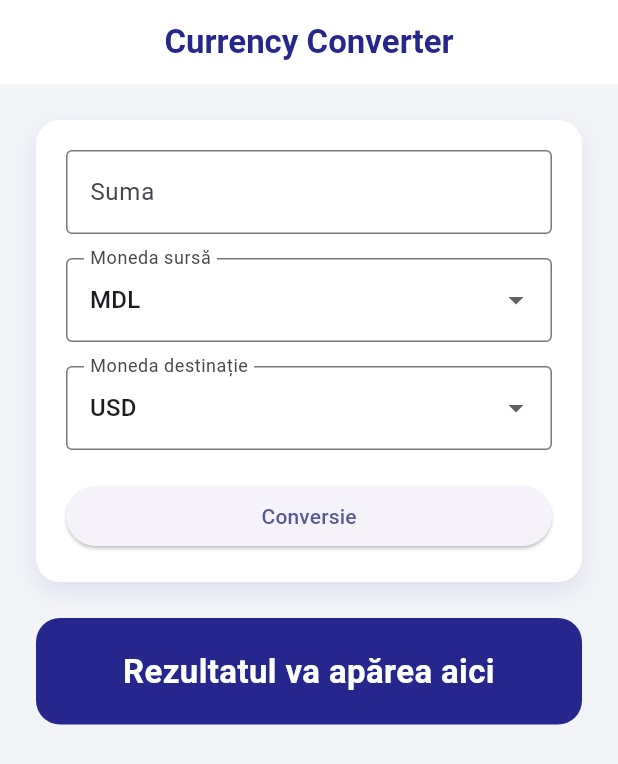
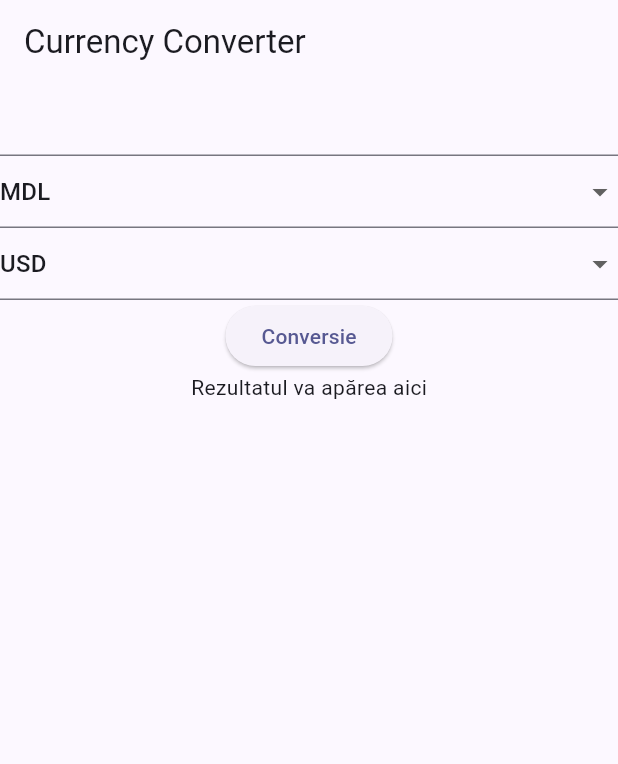
Before and after one commit to pete2k4/pam, a Flutter app: the screen it shows after launch, on a phone screen of 412 x 824 dp. Shown: the top 764 px of the screen. Run offline on Flutter 3.47's test engine with Material 3 defaults, Android fonts, the phone set to English and light mode, and no system bars; project files that could hold a hidden picture were left out.

Commit message:
Simpler UI

```diff
--- a/lab1/lib/home_screen.dart
+++ b/lab1/lib/home_screen.dart
@@ -53,58 +53,20 @@ class _HomeScreenState extends State<HomeScreen> {
     final currencies = _ratesToMdl.keys.toList();
 
     return Scaffold(
-      backgroundColor: const Color(0xFFF3F4F8),
       appBar: AppBar(
-        backgroundColor: Colors.white,
-        title: const Text(
-          'Currency Converter',
-          style: TextStyle(
-            color: Color(0xFF26278D),
-            fontWeight: FontWeight.w700,
+        title: const Text('Currency Converter'),
       ),
-        ),
-        centerTitle: true,
-      ),
-      body: SafeArea(
-        child: Padding(
-          padding: const EdgeInsets.all(24),
-          child: Column(
-            crossAxisAlignment: CrossAxisAlignment.stretch,
-            children: [
-              Container(
-                padding: const EdgeInsets.all(20),
-                decoration: BoxDecoration(
-                  color: Colors.white,
-                  borderRadius: BorderRadius.circular(16),
-                  boxShadow: const [
-                    BoxShadow(
-                      color: Color(0x1A26278D),
-                      blurRadius: 12,
-                      offset: Offset(0, 6),
-                    ),
-                  ],
-                ),
-                child: Column(
-                  crossAxisAlignment: CrossAxisAlignment.stretch,
+      body: Column(
         children: [
           TextField(
             controller: _amountController,
             keyboardType: const TextInputType.numberWithOptions(
               decimal: true,
             ),
-                      decoration: const InputDecoration(
-                        labelText: 'Suma',
-                        hintText: 'Ex: 100',
-                        border: OutlineInputBorder(),
           ),
-                    ),
-                    const SizedBox(height: 16),
+
           DropdownButtonFormField<String>(
             initialValue: _sourceCurrency,
-                      decoration: const InputDecoration(
-                        labelText: 'Moneda sursă',
-                        border: OutlineInputBorder(),
-                      ),
             items: currencies
                 .map(
                   (currency) => DropdownMenuItem(
@@ -115,18 +77,15 @@ class _HomeScreenState extends State<HomeScreen> {
                 .toList(),
             onChanged: (value) {
               if (value == null) return;
+
               setState(() {
                 _sourceCurrency = value;
               });
             },
           ),
-                    const SizedBox(height: 16),
+
           DropdownButtonFormField<String>(
             initialValue: _targetCurrency,
-                      decoration: const InputDecoration(
-                        labelText: 'Moneda destinație',
-                        border: OutlineInputBorder(),
-                      ),
             items: currencies
                 .map(
                   (currency) => DropdownMenuItem(
@@ -137,40 +96,20 @@ class _HomeScreenState extends State<HomeScreen> {
                 .toList(),
             onChanged: (value) {
               if (value == null) return;
+
               setState(() {
                 _targetCurrency = value;
               });
             },
           ),
-                    const SizedBox(height: 20),
+
           ElevatedButton(
             onPressed: _convertCurrency,
             child: const Text('Conversie'),
           ),
+
+          Text(_result),
         ],
       ),
-              ),
-              const SizedBox(height: 24),
-              Container(
-                padding: const EdgeInsets.all(20),
-                decoration: BoxDecoration(
-                  color: const Color(0xFF26278D),
-                  borderRadius: BorderRadius.circular(16),
-                ),
-                child: Text(
-                  _result,
-                  textAlign: TextAlign.center,
-                  style: const TextStyle(
-                    color: Colors.white,
-                    fontSize: 22,
-                    fontWeight: FontWeight.w700,
-                  ),
-                ),
-              ),
-            ],
-          ),
-        ),
-      ),
-    );
+    );  }
 }
-}
```
Also changed, not shown: lab1/pubspec.lock. Lines whose indentation alone changed are shown as unchanged.
